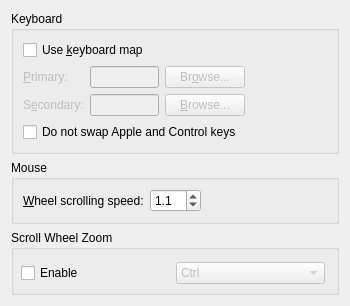
The window that src/frontends/qt4/ui/PrefInputUi.ui (cburschka/lyx) describes before a commit, drawn with Qt 5.
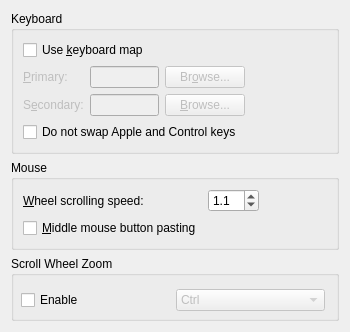
The same window after the commit.

Commit message:
Add pref option to disable middle-mouse-button paste
Fixes: #9399

Patch:
```diff
--- a/src/frontends/qt4/ui/PrefInputUi.ui
+++ b/src/frontends/qt4/ui/PrefInputUi.ui
@@ -7,7 +7,7 @@
     <x>0</x>
     <y>0</y>
     <width>350</width>
-    <height>303</height>
+    <height>316</height>
    </rect>
   </property>
   <property name="windowTitle">
@@ -142,8 +142,21 @@
      <property name="flat">
       <bool>true</bool>
      </property>
-     <layout class="QHBoxLayout" name="horizontalLayout">
-      <item>
+     <layout class="QGridLayout" name="gridLayout_2">
+      <item row="0" column="3">
+       <spacer>
+        <property name="orientation">
+         <enum>Qt::Horizontal</enum>
+        </property>
+        <property name="sizeHint" stdset="0">
+         <size>
+          <width>40</width>
+          <height>20</height>
+         </size>
+        </property>
+       </spacer>
+      </item>
+      <item row="0" column="1">
        <widget class="QLabel" name="scrollingSpeedLA">
         <property name="text">
          <string>&amp;Wheel scrolling speed:</string>
@@ -153,7 +166,7 @@
         </property>
        </widget>
       </item>
-      <item>
+      <item row="0" column="2">
        <widget class="QDoubleSpinBox" name="mouseWheelSpeedSB">
         <property name="toolTip">
          <string>1.0 is the standard scrolling speed with the mouse wheel. Higher values will speed it up, low values slow it down.</string>
@@ -175,18 +188,15 @@
         </property>
        </widget>
       </item>
-      <item>
-       <spacer>
-        <property name="orientation">
-         <enum>Qt::Horizontal</enum>
+      <item row="1" column="1">
+       <widget class="QCheckBox" name="mmPasteCB">
+        <property name="toolTip">
+         <string>If this is checked, the middle mouse button will paste the recent selection</string>
         </property>
-        <property name="sizeHint" stdset="0">
-         <size>
-          <width>40</width>
-          <height>20</height>
-         </size>
+        <property name="text">
+         <string>&amp;Middle mouse button pasting</string>
         </property>
-       </spacer>
+       </widget>
       </item>
      </layout>
     </widget>
@@ -214,7 +224,7 @@
         <x>10</x>
         <y>30</y>
         <width>304</width>
-        <height>27</height>
+        <height>29</height>
        </rect>
       </property>
       <layout class="QHBoxLayout" name="horizontalLayout_2">
```
The commit also changes 5 other files.
